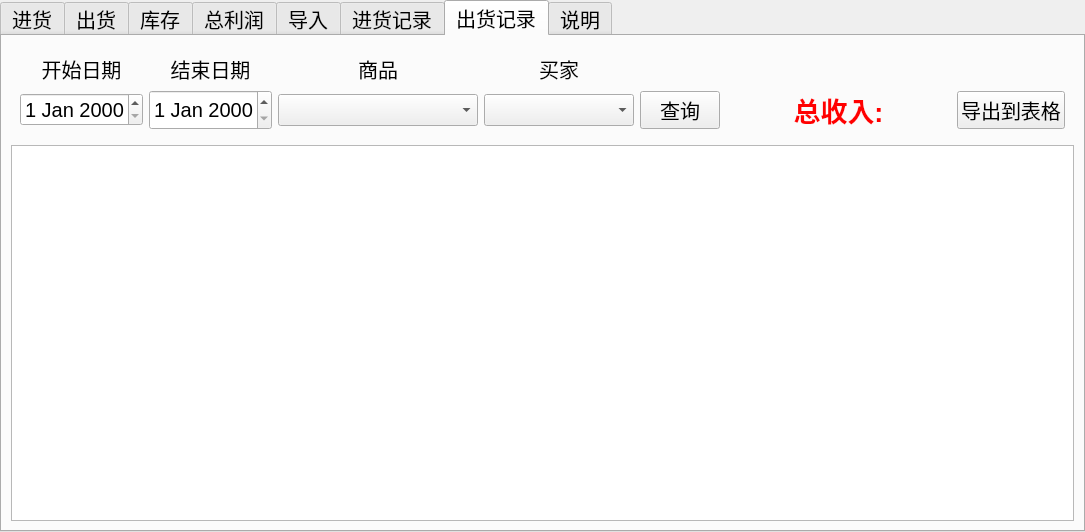
Above: mainwidget.ui from XHApplet/GoodsManage before the change. Below: the same form after it.
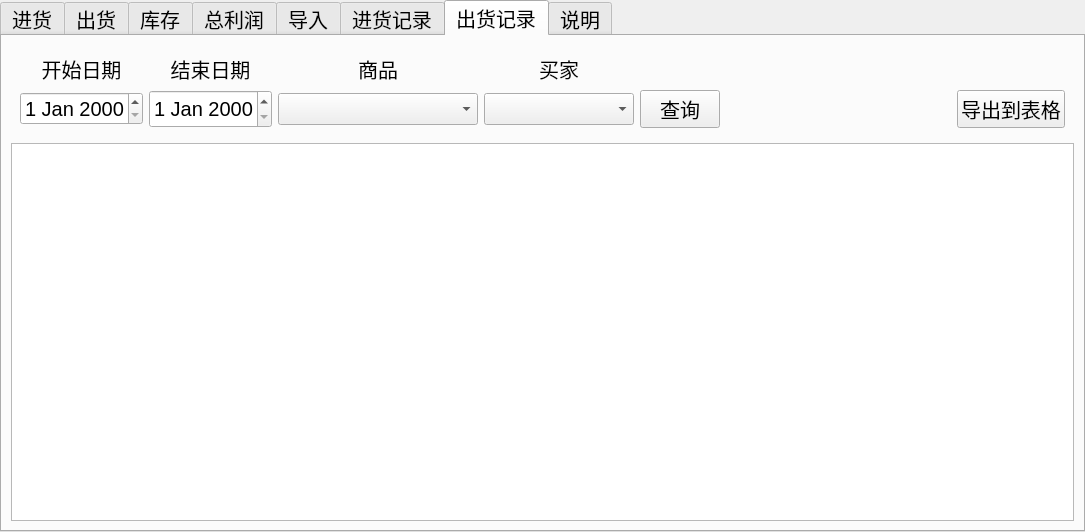
That is the form after the change. The open tabs and pages were chosen to show the change. Custom widgets are drawn as their Qt base class.

What changed in the file:
```diff
--- a/mainwidget.ui
+++ b/mainwidget.ui
@@ -1086,13 +1086,14 @@
            <pointsize>20</pointsize>
            <weight>75</weight>
            <bold>true</bold>
+           <underline>false</underline>
           </font>
          </property>
          <property name="styleSheet">
           <string notr="true">color:rgb(255, 0, 0)</string>
          </property>
          <property name="text">
-          <string>总收入:</string>
+          <string/>
          </property>
          <property name="alignment">
           <set>Qt::AlignCenter</set>
```
Left out of the diff: 5 changed lines with no effect on the pictures.
